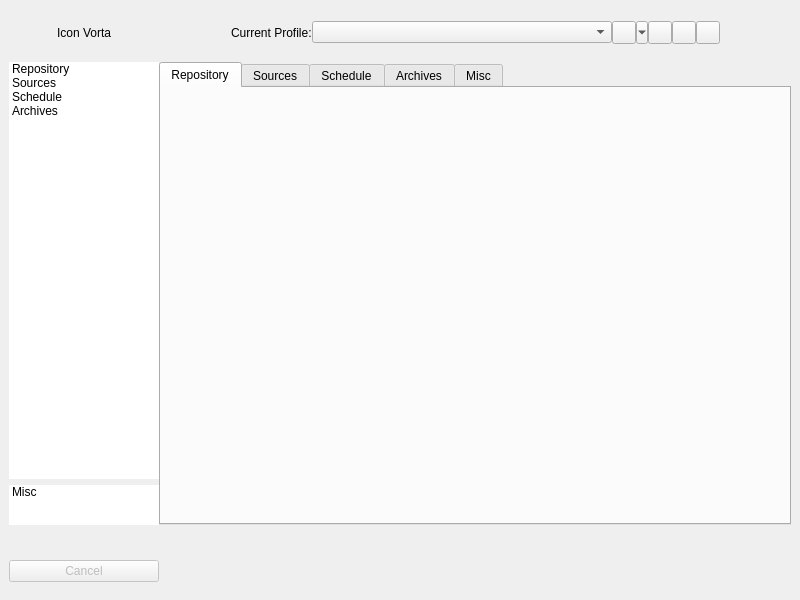
Before: the Qt Designer form src/vorta/assets/UI/mainwindow.ui in bastiencyr/vorta, drawn with Qt 5.
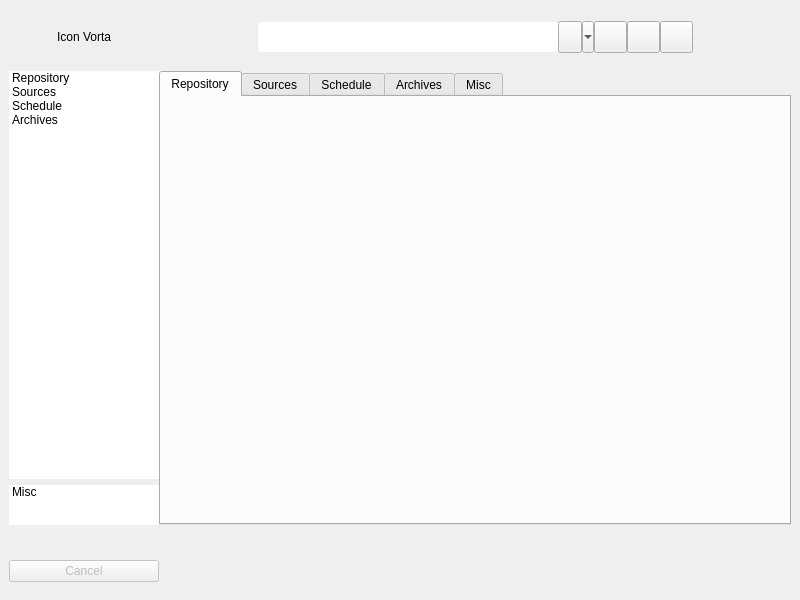
After: the same form once the commit is applied.

Commit message: Flat design

Diff of the .ui file:
```diff
--- a/src/vorta/assets/UI/mainwindow.ui
+++ b/src/vorta/assets/UI/mainwindow.ui
@@ -22,6 +22,44 @@
   <property name="windowOpacity">
    <double>1.000000000000000</double>
   </property>
+  <property name="styleSheet">
+   <string notr="true">QComboBox {
+    border: 0px solid gray;
+    border-radius: 3px;
+	min-height: 30px;
+}
+
+QComboBox:hover {
+    border: 1px solid gray;
+    border-radius: 4px;
+}
+
+QLineEdit {
+    border: 0px solid gray;
+    border-radius: 3px;
+	min-height: 30px;
+}
+
+QLineEdit:hover {
+    border: 1px solid darkgray;
+    border-radius: 4px;
+}
+
+QLineEdit:focus {
+    border: 1px solid gray;
+    border-radius: 4px;
+}
+
+QToolButton{
+	min-height: 25px;
+	min-width: 25px;
+}
+
+
+QComboBox::drop-down {border: 0px ; } 
+QToolButton {border-width: 0px; } 
+</string>
+  </property>
   <widget class="QWidget" name="centralwidget">
    <layout class="QGridLayout" name="gridLayout_2" columnstretch="1,0,0">
     <property name="bottomMargin">
@@ -43,7 +81,7 @@
       </property>
       <widget class="QWidget" name="repoTabSlot">
        <property name="sizePolicy">
-        <sizepolicy hsizetype="Expanding" vsizetype="Expanding">
+        <sizepolicy hsizetype="Preferred" vsizetype="Preferred">
          <horstretch>0</horstretch>
          <verstretch>0</verstretch>
         </sizepolicy>
@@ -180,19 +218,12 @@
         </property>
        </spacer>
       </item>
-      <item>
-       <widget class="QLabel" name="label">
-        <property name="text">
-         <string>Current Profile:</string>
-        </property>
-       </widget>
-      </item>
       <item>
        <widget class="QComboBox" name="profileSelector">
         <property name="minimumSize">
          <size>
           <width>300</width>
-          <height>0</height>
+          <height>30</height>
          </size>
         </property>
        </widget>
```
The commit also changes 4 other files.
